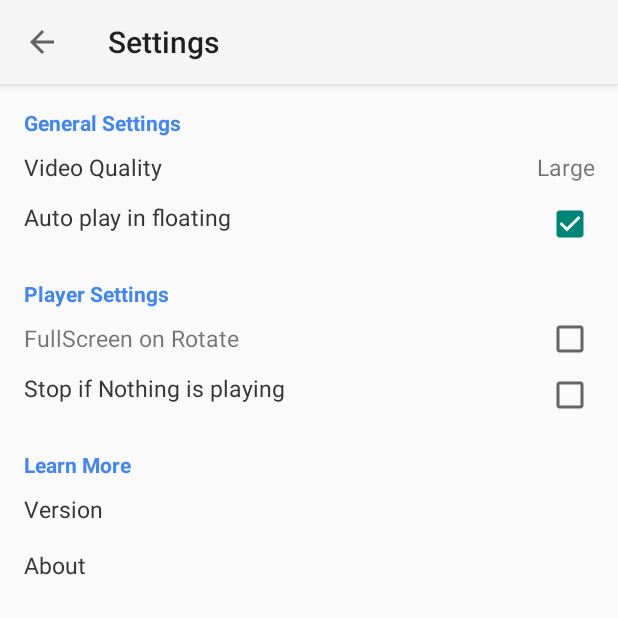
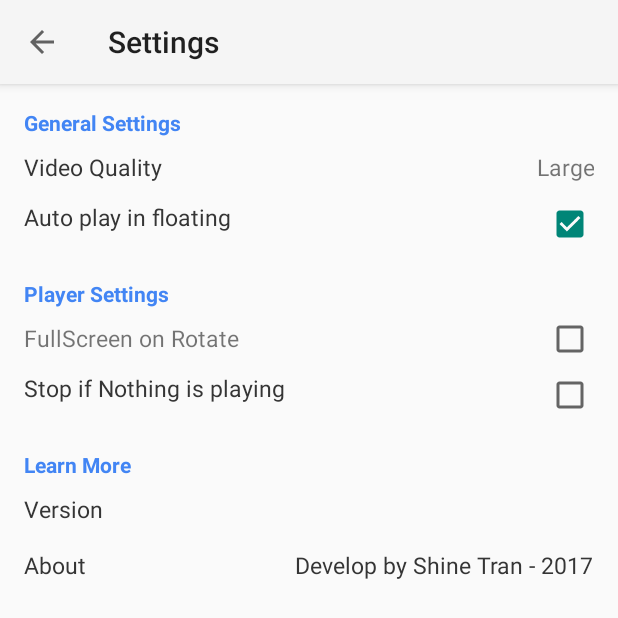
Before and after one commit to honghai78/TubeViewMultitask, an Android app: the SettingsActivity screen opened directly, with no data from a screen before it, on a phone screen of 412 x 824 dp. Shown: the top 618 px of the screen. Run offline under Robolectric (Android 15) with nearby library versions, the phone set to English and light mode, and no system bars; our stand-ins replace ButterKnife, CircleImageView.

Commit message:
bug fixed

```diff
--- a/app/build.gradle
+++ b/app/build.gradle
@@ -21,7 +21,7 @@ android {
         minSdkVersion 14
         targetSdkVersion 25
         versionCode 3
-        versionName "1.0_beta"
+        versionName "1.0 Beta"
     }
     buildTypes {
         release {
--- a/app/src/main/res/layout/content_settings.xml
+++ b/app/src/main/res/layout/content_settings.xml
@@ -283,7 +283,7 @@
             android:layout_height="match_parent"
             android:textColor="#353535"
             android:textSize="15dp"
-            android:text=""/>
+            android:text="Develop by Shine Tran - 2017"/>
     </LinearLayout>
 
 
```
Also changed, not shown: 1 other file.
